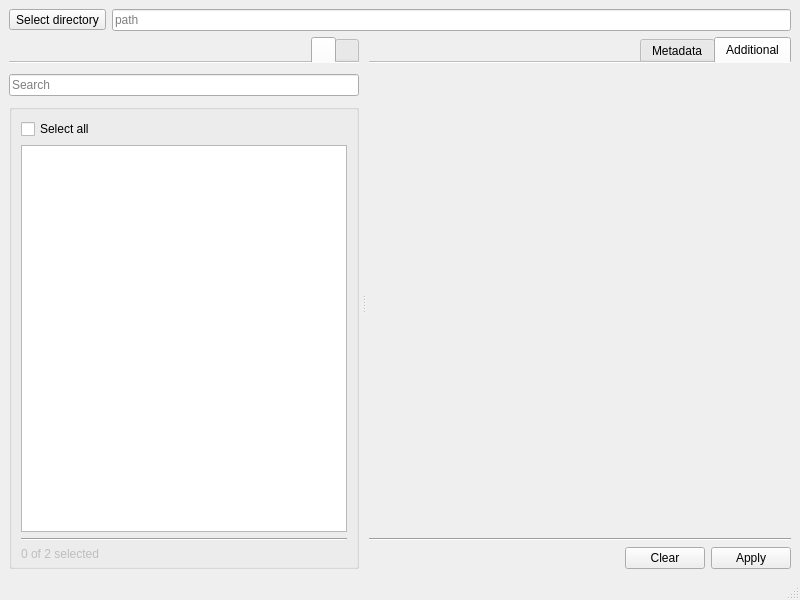
This is form.ui in Cyb3rR4bb1t/Pyratag as Qt 5 draws it before an edit. The edited form follows.
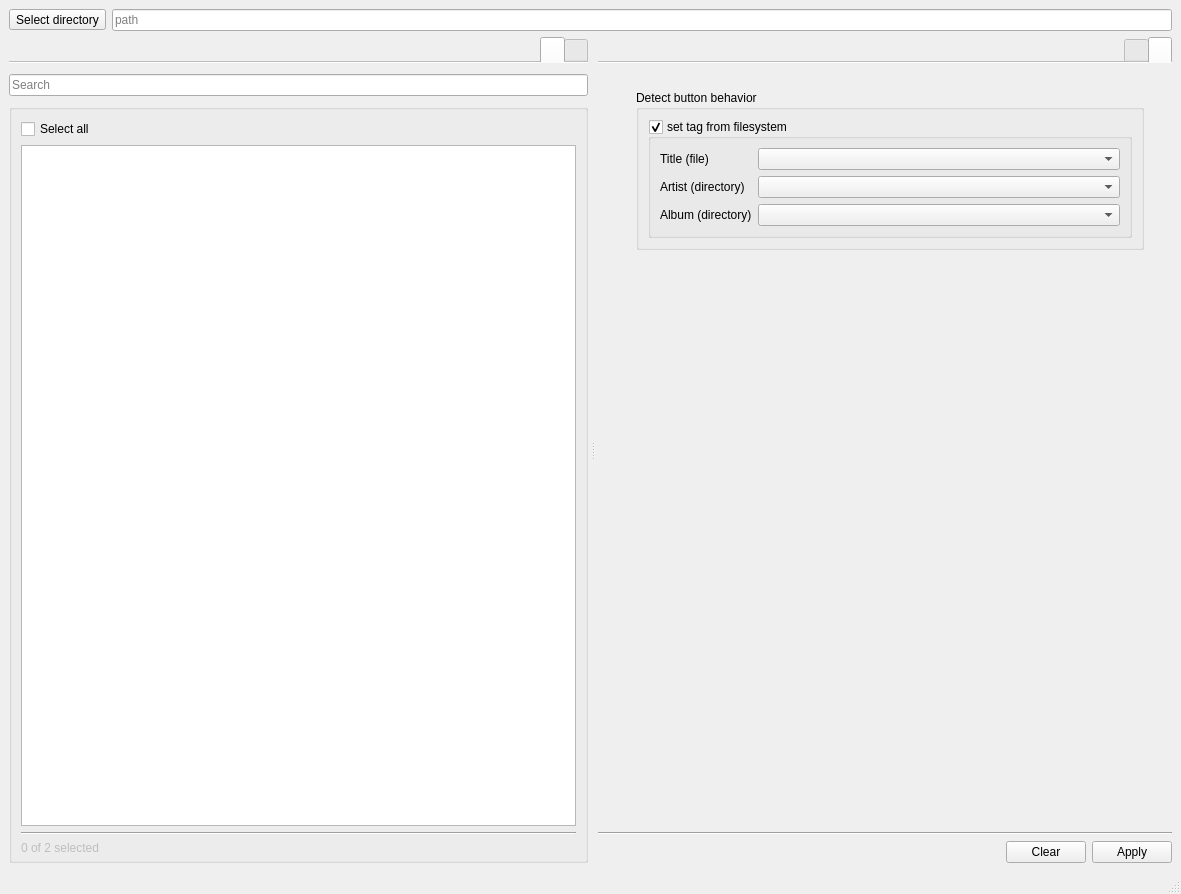
This is the edited form. The open tabs and pages were chosen to show the change. Icons and pictures are not drawn.

Commit message: add tag batch edit and tag detection from filesystem

```diff
--- a/form.ui
+++ b/form.ui
@@ -6,8 +6,8 @@
    <rect>
     <x>0</x>
     <y>0</y>
-    <width>800</width>
-    <height>600</height>
+    <width>1181</width>
+    <height>894</height>
    </rect>
   </property>
   <property name="minimumSize">
@@ -445,6 +445,12 @@
           <property name="currentIndex">
            <number>1</number>
           </property>
+          <property name="iconSize">
+           <size>
+            <width>24</width>
+            <height>24</height>
+           </size>
+          </property>
           <property name="documentMode">
            <bool>true</bool>
           </property>
@@ -453,15 +459,214 @@
           </property>
           <widget class="QWidget" name="tab_2">
            <attribute name="title">
-            <string>Additional</string>
+            <string/>
            </attribute>
+           <layout class="QVBoxLayout" name="verticalLayout_24">
+            <item>
+             <widget class="QScrollArea" name="scrollArea_2">
+              <property name="minimumSize">
+               <size>
+                <width>400</width>
+                <height>0</height>
+               </size>
+              </property>
+              <property name="focusPolicy">
+               <enum>Qt::FocusPolicy::NoFocus</enum>
+              </property>
+              <property name="layoutDirection">
+               <enum>Qt::LayoutDirection::LeftToRight</enum>
+              </property>
+              <property name="frameShape">
+               <enum>QFrame::Shape::NoFrame</enum>
+              </property>
+              <property name="horizontalScrollBarPolicy">
+               <enum>Qt::ScrollBarPolicy::ScrollBarAlwaysOff</enum>
+              </property>
+              <property name="sizeAdjustPolicy">
+               <enum>QAbstractScrollArea::SizeAdjustPolicy::AdjustToContents</enum>
+              </property>
+              <property name="widgetResizable">
+               <bool>true</bool>
+              </property>
+              <widget class="QWidget" name="scrollAreaContent_2">
+               <property name="enabled">
+                <bool>true</bool>
+               </property>
+               <property name="geometry">
+                <rect>
+                 <x>0</x>
+                 <y>0</y>
+                 <width>511</width>
+                 <height>689</height>
+                </rect>
+               </property>
+               <property name="sizePolicy">
+                <sizepolicy hsizetype="Expanding" vsizetype="Preferred">
+                 <horstretch>0</horstretch>
+                 <verstretch>0</verstretch>
+                </sizepolicy>
+               </property>
+               <layout class="QHBoxLayout" name="horizontalLayout_12">
+                <property name="leftMargin">
+                 <number>0</number>
+                </property>
+                <item>
+                 <spacer name="horizontalSpacer_9">
+                  <property name="orientation">
+                   <enum>Qt::Orientation::Horizontal</enum>
+                  </property>
+                  <property name="sizeType">
+                   <enum>QSizePolicy::Policy::Preferred</enum>
+                  </property>
+                  <property name="sizeHint" stdset="0">
+                   <size>
+                    <width>20</width>
+                    <height>20</height>
+                   </size>
+                  </property>
+                 </spacer>
+                </item>
+                <item>
+                 <widget class="QWidget" name="metadata_content_2" native="true">
+                  <property name="enabled">
+                   <bool>true</bool>
+                  </property>
+                  <property name="sizePolicy">
+                   <sizepolicy hsizetype="Expanding" vsizetype="Preferred">
+                    <horstretch>0</horstretch>
+                    <verstretch>0</verstretch>
+                   </sizepolicy>
+                  </property>
+                  <property name="maximumSize">
+                   <size>
+                    <width>600</width>
+                    <height>16777215</height>
+                   </size>
+                  </property>
+                  <layout class="QVBoxLayout" name="verticalLayout_17" stretch="0,0">
+                   <property name="spacing">
+                    <number>6</number>
+                   </property>
+                   <item>
+                    <widget class="QGroupBox" name="groupBox_3">
+                     <property name="title">
+                      <string>Detect button behavior</string>
+                     </property>
+                     <layout class="QVBoxLayout" name="verticalLayout_4">
+                      <item>
+                       <widget class="QGroupBox" name="detect_filesystem_group">
+                        <property name="title">
+                         <string>set tag from filesystem</string>
+                        </property>
+                        <property name="checkable">
+                         <bool>true</bool>
+                        </property>
+                        <layout class="QVBoxLayout" name="verticalLayout_10">
+                         <item>
+                          <layout class="QFormLayout" name="formLayout_7">
+                           <item row="0" column="0">
+                            <widget class="QLabel" name="label_26">
+                             <property name="text">
+                              <string>Title (file)</string>
+                             </property>
+                            </widget>
+                           </item>
+                           <item row="0" column="1">
+                            <widget class="QComboBox" name="detect_title_combo">
+                             <property name="sizePolicy">
+                              <sizepolicy hsizetype="Preferred" vsizetype="Fixed">
+                               <horstretch>0</horstretch>
+                               <verstretch>0</verstretch>
+                              </sizepolicy>
+                             </property>
+                            </widget>
+                           </item>
+                           <item row="1" column="0">
+                            <widget class="QLabel" name="label_25">
+                             <property name="text">
+                              <string>Artist (directory)</string>
+                             </property>
+                            </widget>
+                           </item>
+                           <item row="1" column="1">
+                            <widget class="QComboBox" name="detect_artist_combo">
+                             <property name="sizePolicy">
+                              <sizepolicy hsizetype="Preferred" vsizetype="Fixed">
+                               <horstretch>0</horstretch>
+                               <verstretch>0</verstretch>
+                              </sizepolicy>
+                             </property>
+                            </widget>
+                           </item>
+                           <item row="2" column="0">
+                            <widget class="QLabel" name="label_24">
+                             <property name="text">
+                              <string>Album (directory)</string>
+                             </property>
+                            </widget>
+                           </item>
+                           <item row="2" column="1">
+                            <widget class="QComboBox" name="detect_album_combo">
+                             <property name="sizePolicy">
+                              <sizepolicy hsizetype="Preferred" vsizetype="Fixed">
+                               <horstretch>0</horstretch>
+                               <verstretch>0</verstretch>
+                              </sizepolicy>
+                             </property>
+                            </widget>
+                           </item>
+                          </layout>
+                         </item>
+                        </layout>
+                       </widget>
+                      </item>
+                     </layout>
+                    </widget>
+                   </item>
+                   <item>
+                    <spacer name="verticalSpacer_2">
+                     <property name="orientation">
+                      <enum>Qt::Orientation::Vertical</enum>
+                     </property>
+                     <property name="sizeHint" stdset="0">
+                      <size>
+                       <width>20</width>
+                       <height>40</height>
+                      </size>
+                     </property>
+                    </spacer>
+                   </item>
+                  </layout>
+                 </widget>
+                </item>
+                <item>
+                 <spacer name="horizontalSpacer_17">
+                  <property name="orientation">
+                   <enum>Qt::Orientation::Horizontal</enum>
+                  </property>
+                  <property name="sizeType">
+                   <enum>QSizePolicy::Policy::Preferred</enum>
+                  </property>
+                  <property name="sizeHint" stdset="0">
+                   <size>
+                    <width>1</width>
+                    <height>20</height>
+                   </size>
+                  </property>
+                 </spacer>
+                </item>
+               </layout>
+              </widget>
+             </widget>
+            </item>
+           </layout>
           </widget>
           <widget class="QWidget" name="tab">
            <property name="enabled">
             <bool>true</bool>
            </property>
            <attribute name="title">
-            <string>Metadata</string>
+            <string/>
            </attribute>
            <layout class="QVBoxLayout" name="verticalLayout_8">
             <item>
@@ -1138,113 +1343,6 @@
                      </layout>
                     </widget>
                    </item>
-                   <item>
-                    <widget class="QGroupBox" name="groupBox_3">
-                     <property name="title">
-                      <string>Detect</string>
-                     </property>
-                     <property name="checkable">
-                      <bool>false</bool>
-                     </property>
-                     <property name="checked">
-                      <bool>false</bool>
-                     </property>
-                     <layout class="QVBoxLayout" name="verticalLayout">
-                      <item>
-                       <widget class="QTabWidget" name="tabWidget_4">
-                        <property name="layoutDirection">
-                         <enum>Qt::LayoutDirection::RightToLeft</enum>
-                        </property>
-                        <property name="currentIndex">
-                         <number>1</number>
-                        </property>
-                        <widget class="QWidget" name="tab_6">
-                         <property name="layoutDirection">
-                          <enum>Qt::LayoutDirection::LeftToRight</enum>
-                         </property>
-                         <attribute name="title">
-                          <string>Album</string>
-                         </attribute>
-                         <layout class="QVBoxLayout" name="verticalLayout_15">
-                          <item>
-                           <layout class="QFormLayout" name="formLayout_3">
-                            <item row="0" column="0">
-                             <widget class="QLabel" name="label_10">
-                              <property name="text">
-                               <string>From directory</string>
-                              </property>
-                             </widget>
-                            </item>
-                            <item row="0" column="1">
-                             <widget class="QComboBox" name="detect_album_combo">
-                              <property name="sizePolicy">
-                               <sizepolicy hsizetype="Preferred" vsizetype="Fixed">
-                                <horstretch>0</horstretch>
-                                <verstretch>0</verstretch>
-                               </sizepolicy>
-                              </property>
-                              <item>
-                               <property name="text">
-                                <string>parent</string>
-                               </property>
-                              </item>
-                              <item>
-                               <property name="text">
-                                <string>grandparent</string>
-                               </property>
-                              </item>
-                             </widget>
-                            </item>
-                           </layout>
-                          </item>
-                         </layout>
-                        </widget>
-                        <widget class="QWidget" name="tab_5">
-                         <property name="layoutDirection">
-                          <enum>Qt::LayoutDirection::LeftToRight</enum>
-                         </property>
-                         <attribute name="title">
-                          <string>Artist</string>
-                         </attribute>
-                         <layout class="QVBoxLayout" name="verticalLayout_10">
-                          <item>
-                           <layout class="QFormLayout" name="formLayout_2">
-                            <item row="0" column="0">
-                             <widget class="QLabel" name="label_9">
-                              <property name="text">
-                               <string>From directory</string>
-                              </property>
-                             </widget>
-                            </item>
-                            <item row="0" column="1">
-                             <widget class="QComboBox" name="detect_artist_combo">
-                              <property name="sizePolicy">
-                               <sizepolicy hsizetype="Preferred" vsizetype="Fixed">
-                                <horstretch>0</horstretch>
-                                <verstretch>0</verstretch>
-                               </sizepolicy>
-                              </property>
-                              <item>
-                               <property name="text">
-                                <string>grandparent</string>
-                               </property>
-                              </item>
-                              <item>
-                               <property name="text">
-                                <string>parent</string>
-                               </property>
-                              </item>
-                             </widget>
-                            </item>
-                           </layout>
-                          </item>
-                         </layout>
-                        </widget>
-                       </widget>
-                      </item>
-                     </layout>
-                    </widget>
-                   </item>
                    <item>
                     <spacer name="verticalSpacer">
                      <property name="orientation">
```
Left out of the diff: 122 changed lines with no effect on the pictures. The commit also changes 15 other files.
